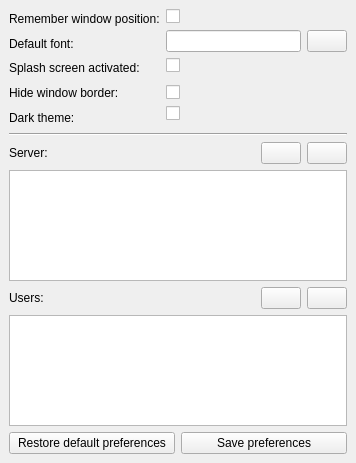
The window that source/qtdesigner/preferences_ui.ui (MValaguz/Echo) describes before a commit, drawn with Qt 5.
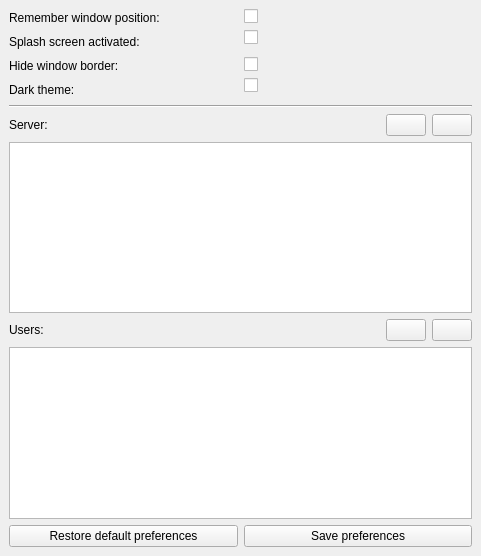
The same window after the commit. Icons and pictures are not drawn.

```diff
--- a/source/qtdesigner/preferences_ui.ui
+++ b/source/qtdesigner/preferences_ui.ui
@@ -6,8 +6,8 @@
    <rect>
     <x>0</x>
     <y>0</y>
-    <width>356</width>
-    <height>463</height>
+    <width>481</width>
+    <height>556</height>
    </rect>
   </property>
   <property name="windowTitle">
@@ -21,7 +21,7 @@
    <layout class="QGridLayout" name="gridLayout_2">
     <item row="0" column="0">
      <layout class="QGridLayout" name="gridLayout">
-      <item row="0" column="0" rowspan="7">
+      <item row="0" column="0" rowspan="6">
        <layout class="QVBoxLayout" name="verticalLayout_3">
         <item>
          <widget class="QLabel" name="label_10">
@@ -33,16 +33,6 @@
           </property>
          </widget>
         </item>
-        <item>
-         <widget class="QLabel" name="label_4">
-          <property name="text">
-           <string>Default font:</string>
-          </property>
-          <property name="buddy">
-           <cstring>e_default_font_editor</cstring>
-          </property>
-         </widget>
-        </item>
         <item>
          <widget class="QLabel" name="label_6">
           <property name="text">
@@ -75,49 +65,30 @@
         </item>
        </layout>
       </item>
-      <item row="1" column="1">
-       <layout class="QHBoxLayout" name="horizontalLayout_3">
-        <item>
-         <widget class="QLineEdit" name="e_default_font_editor">
-          <property name="readOnly">
-           <bool>true</bool>
-          </property>
-         </widget>
-        </item>
-        <item>
-         <widget class="QPushButton" name="b_default_font_editor">
-          <property name="icon">
-           <iconset resource="resource.qrc">
-            <normaloff>:/icons/icons/font_type.png</normaloff>:/icons/icons/font_type.png</iconset>
-          </property>
-         </widget>
-        </item>
-       </layout>
-      </item>
       <item row="0" column="1">
        <widget class="QCheckBox" name="e_remember_window_pos"/>
       </item>
-      <item row="2" column="1">
+      <item row="1" column="1">
        <widget class="QCheckBox" name="e_default_splash">
         <property name="text">
          <string/>
         </property>
        </widget>
       </item>
-      <item row="5" column="1">
-       <widget class="QCheckBox" name="e_dark_theme">
-        <property name="text">
-         <string/>
-        </property>
-       </widget>
-      </item>
-      <item row="4" column="1">
+      <item row="3" column="1">
        <widget class="QCheckBox" name="e_hide_window_border">
         <property name="text">
          <string/>
         </property>
        </widget>
       </item>
+      <item row="4" column="1">
+       <widget class="QCheckBox" name="e_dark_theme">
+        <property name="text">
+         <string/>
+        </property>
+       </widget>
+      </item>
      </layout>
     </item>
     <item row="1" column="0">
```
Left out of the diff: 38 changed lines with no effect on the pictures.
